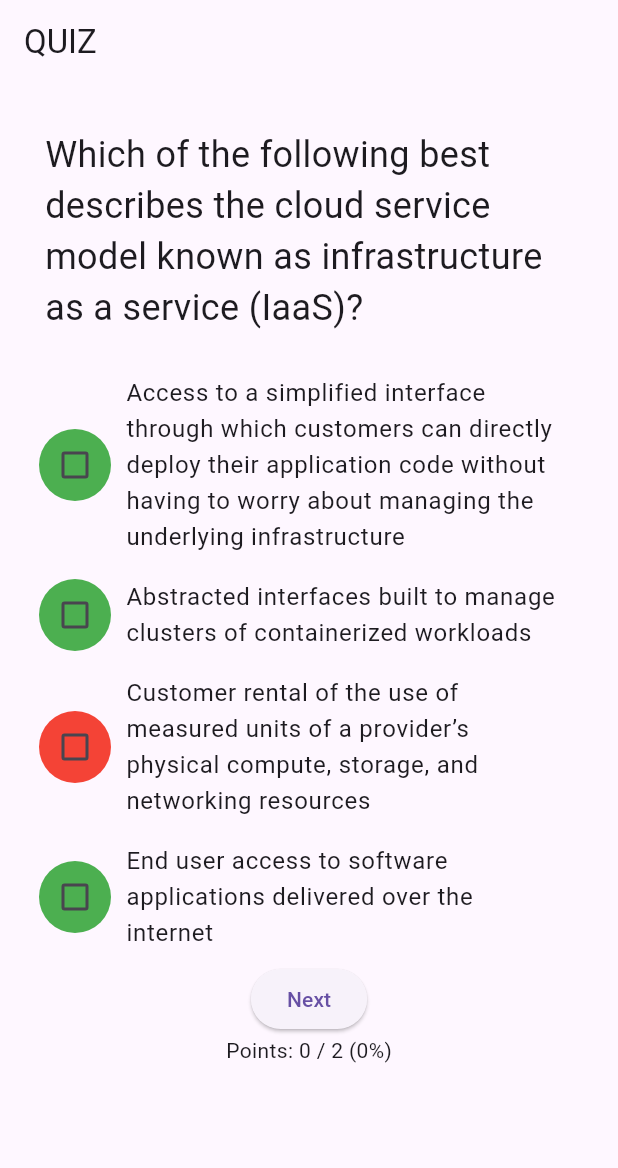
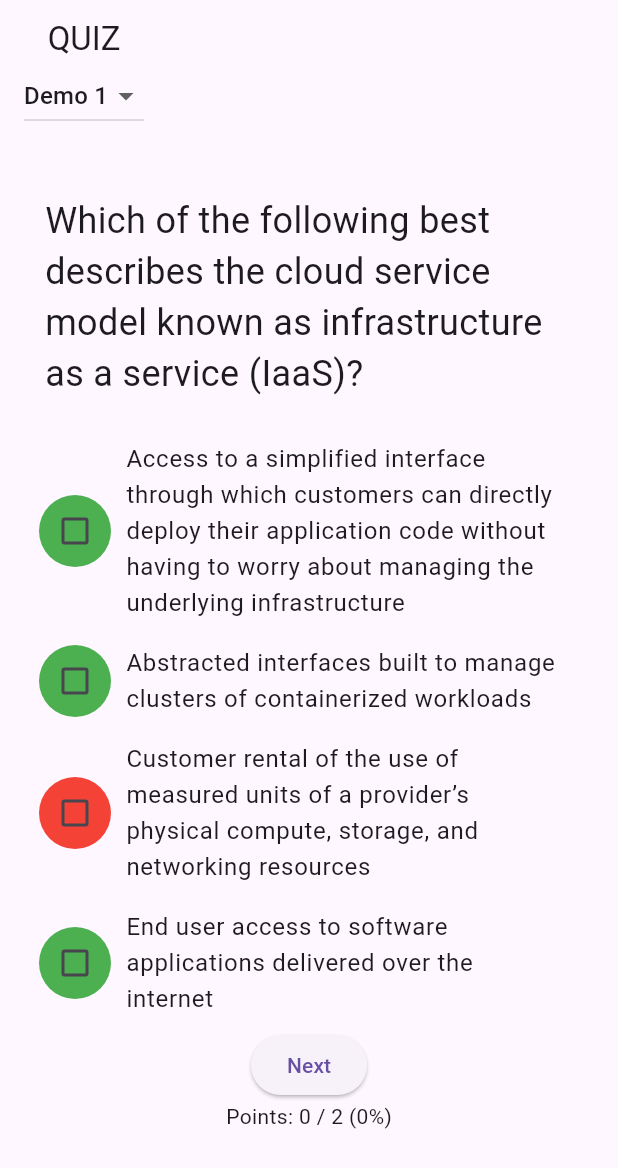
Before and after one commit to dartisan-lu/quiz, a Flutter app: the screen it shows after launch, after a tap on "Submit", on a phone screen of 412 x 824 dp. Shown: the top 1168 px of the screen. Run offline on Flutter 3.47's test engine with Material 2 defaults, Android fonts, the phone set to English and light mode, and no system bars.

Commit message:
Init Project...

```diff
--- a/lib/entities/domain.dart
+++ b/lib/entities/domain.dart
@@ -28,3 +28,15 @@ class Question {
     }
   }
 }
+
+class Quiz {
+  String asset;
+  String description;
+
+  Quiz(this.asset, this.description);
+}
+
+var quizList = [
+  Quiz('assets/aws_demo1.json', 'Demo 1'),
+  Quiz('assets/aws_demo2.json', 'Demo 2'),
+];
--- a/lib/entities/quiz_state.dart
+++ b/lib/entities/quiz_state.dart
@@ -44,6 +44,13 @@ class QuizState extends ChangeNotifier {
   }
 
   void initQuiz(List<Question> questions) {
+    // Init Values
+    pos = 0;
+    running = true;
+    validating = false;
+    buttonTitle = 'Submit';
+    points = 0;
+    // Init Questions
     this.questions = questions;
     this.questions.shuffle();
     question = questions.first;
@@ -51,3 +58,13 @@ class QuizState extends ChangeNotifier {
     notifyListeners();
   }
 }
+
+class QuizSelectorState extends ChangeNotifier {
+  Quiz quizSelector = quizList.first;
+
+  void nextQuiz(Quiz quiz) {
+      quizSelector = quiz;
+      notifyListeners();
+      return;
+    }
+}
--- a/lib/main.dart
+++ b/lib/main.dart
@@ -12,8 +12,10 @@ class ProviderContextApp extends StatelessWidget {
 
   @override
   Widget build(BuildContext context) {
-    return ChangeNotifierProvider(
-      create: (context) => QuizState(),
+    return  MultiProvider(providers: [
+          ChangeNotifierProvider(create: (context) => QuizState()),
+          ChangeNotifierProvider(create: (context) => QuizSelectorState()),
+    ],
       child: const QuizApp(),
     );
   }
--- a/lib/widgets/quiz_loader_scaffold.dart
+++ b/lib/widgets/quiz_loader_scaffold.dart
@@ -1,9 +1,9 @@
 import 'dart:convert';
 
 import 'package:flutter/material.dart';
-import 'package:flutter/services.dart' show rootBundle;
 import 'package:provider/provider.dart';
 import 'package:quiz/widgets/question_widget.dart';
+import 'package:quiz/widgets/quiz_selector.dart';
 
 import '../entities/domain.dart';
 import '../entities/quiz_state.dart';
@@ -13,9 +13,10 @@ class QuizLoaderScaffold extends StatelessWidget {
 
   @override
   Widget build(BuildContext context) {
-    Future<List<Question>> _loadData() async {
+
+    Future<List<Question>> _loadData(QuizSelectorState state) async {
       var quizState = context.read<QuizState>();
-      var data = await DefaultAssetBundle.of(context).loadString("assets/aws.json");
+      var data = await DefaultAssetBundle.of(context).loadString(state.quizSelector.asset);
       final List<dynamic> dataObject = json.decode(data);
       var rtn = <Question>[];
       for (var q in dataObject) {
@@ -26,21 +27,20 @@ class QuizLoaderScaffold extends StatelessWidget {
     }
 
     return Scaffold(
-      appBar: AppBar(
-        title: const Text('QUIZ'),
-      ),
-      body: FutureBuilder<List<Question>>(
-          future: _loadData(),
+        appBar: AppBar(toolbarHeight: 100, title: Column(children: const [Text('QUIZ'), QuizSelector()])),
+        body: Consumer<QuizSelectorState>(builder: (context, quizSelectorState, child) {
+          return FutureBuilder<List<Question>>(
+              future: _loadData(quizSelectorState),
               builder: (context, snapshot) {
                 if (snapshot.hasData) {
                   if (snapshot.data!.isNotEmpty) {
-                return const SingleChildScrollView(child:QuestionWidget());
+                    return const SingleChildScrollView(child: QuestionWidget());
                   } else {
                     return const Text('No Data');
                   }
                 }
                 return const Text('Loading...');
-          }),
-    );
+              });
+        }));
   }
 }
--- /dev/null
+++ b/lib/widgets/quiz_selector.dart
@@ -0,0 +1,39 @@
+import 'package:flutter/material.dart';
+import 'package:quiz/entities/domain.dart';
+import 'package:quiz/entities/quiz_state.dart';
+import 'package:provider/provider.dart';
+
+class QuizSelector extends StatefulWidget {
+  const QuizSelector({Key? key}) : super(key: key);
+
+  @override
+  State<QuizSelector> createState() => _QuizSelectorState();
+}
+
+class _QuizSelectorState extends State<QuizSelector> {
+  Quiz dropdownValue = quizList.first;
+
+  @override
+  Widget build(BuildContext context) {
+    return DropdownButton<Quiz>(
+      value: dropdownValue,
+      items: quizList
+          .map<DropdownMenuItem<Quiz>>((Quiz value) {
+        return DropdownMenuItem<Quiz>(
+          value: value,
+          child: Text(
+            value.description,
+            style: const TextStyle(fontSize: 16),
+          ),
+        );
+      }).toList(),
+      onChanged: (Quiz? newValue) {
+        var quizState = context.read<QuizSelectorState>();
+        setState(() {
+          dropdownValue = newValue!;
+          quizState.nextQuiz(dropdownValue);
+        });
+      },
+    );
+  }
+}
--- a/pubspec.yaml
+++ b/pubspec.yaml
@@ -24,4 +24,5 @@ flutter:
   uses-material-design: true
 
   assets:
-    - assets/aws.json
+    - assets/aws_demo1.json
+    - assets/aws_demo2.json
```
Also changed, not shown: assets/aws_demo2.json (added, +22 -0 lines), assets/aws_demo1.json (renamed from assets/aws.json). Lines whose indentation alone changed are shown as unchanged.
